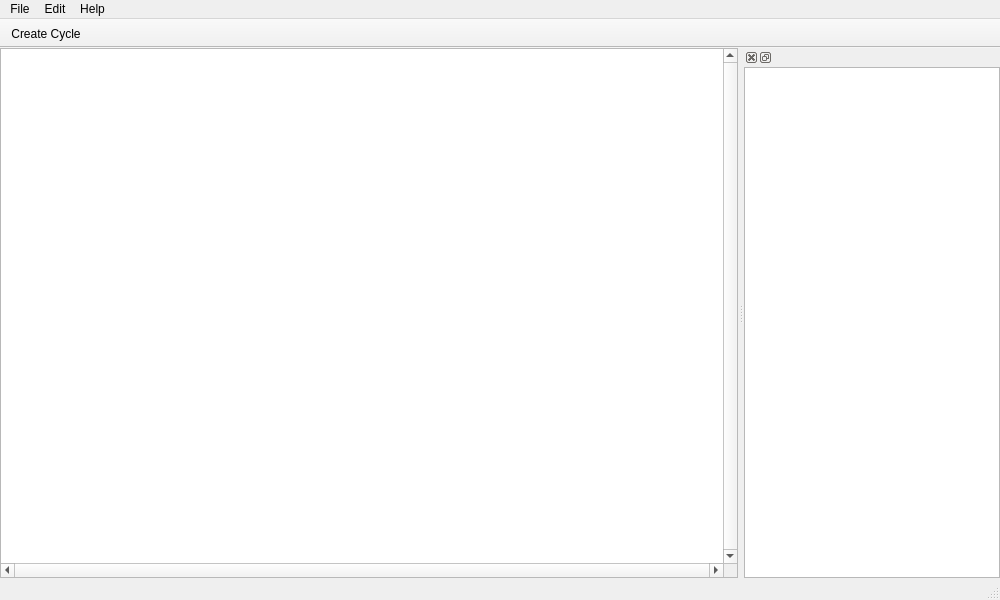
This is forms/mainwindow.ui in lhutton1/moebinv-gui as Qt 5 draws it before an edit. The edited form follows.
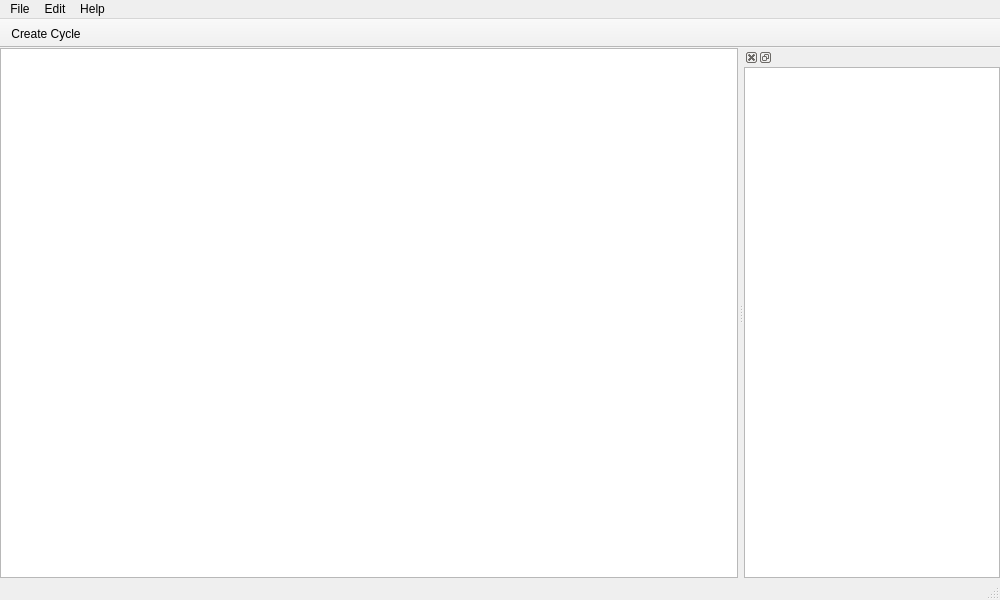
This is the edited form.

```diff
--- a/forms/mainwindow.ui
+++ b/forms/mainwindow.ui
@@ -36,10 +36,13 @@
     <item>
      <widget class="QGraphicsView" name="graphicsView">
       <property name="verticalScrollBarPolicy">
-       <enum>Qt::ScrollBarAlwaysOn</enum>
+       <enum>Qt::ScrollBarAlwaysOff</enum>
       </property>
       <property name="horizontalScrollBarPolicy">
-       <enum>Qt::ScrollBarAlwaysOn</enum>
+       <enum>Qt::ScrollBarAlwaysOff</enum>
+      </property>
+      <property name="sizeAdjustPolicy">
+       <enum>QAbstractScrollArea::AdjustToContents</enum>
       </property>
      </widget>
     </item>
```
